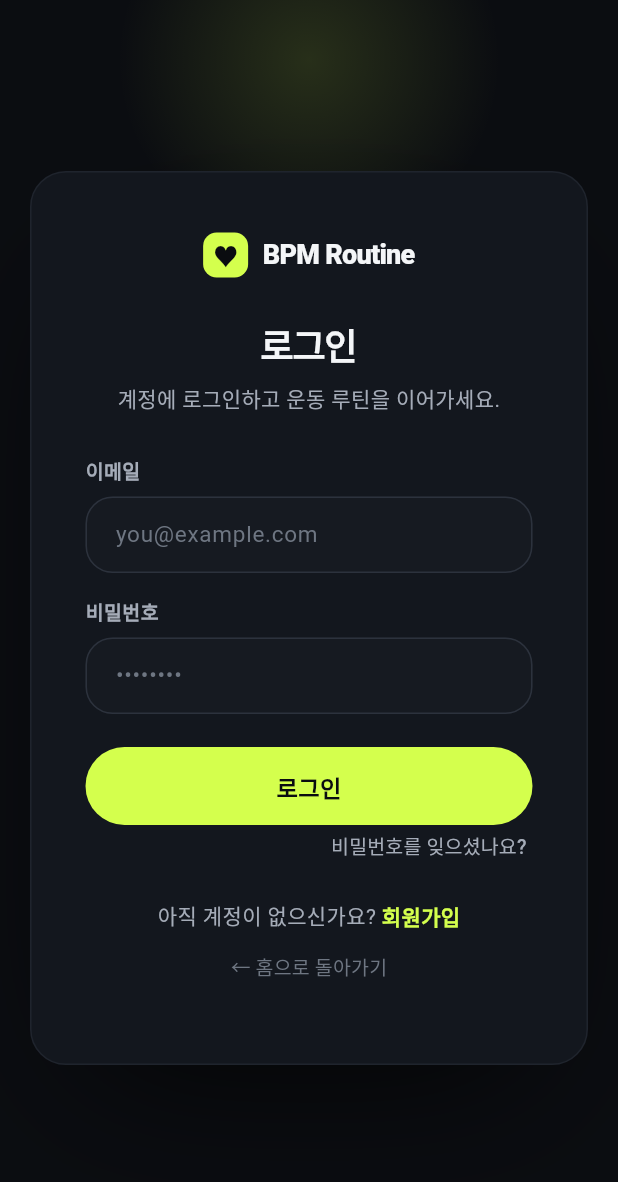
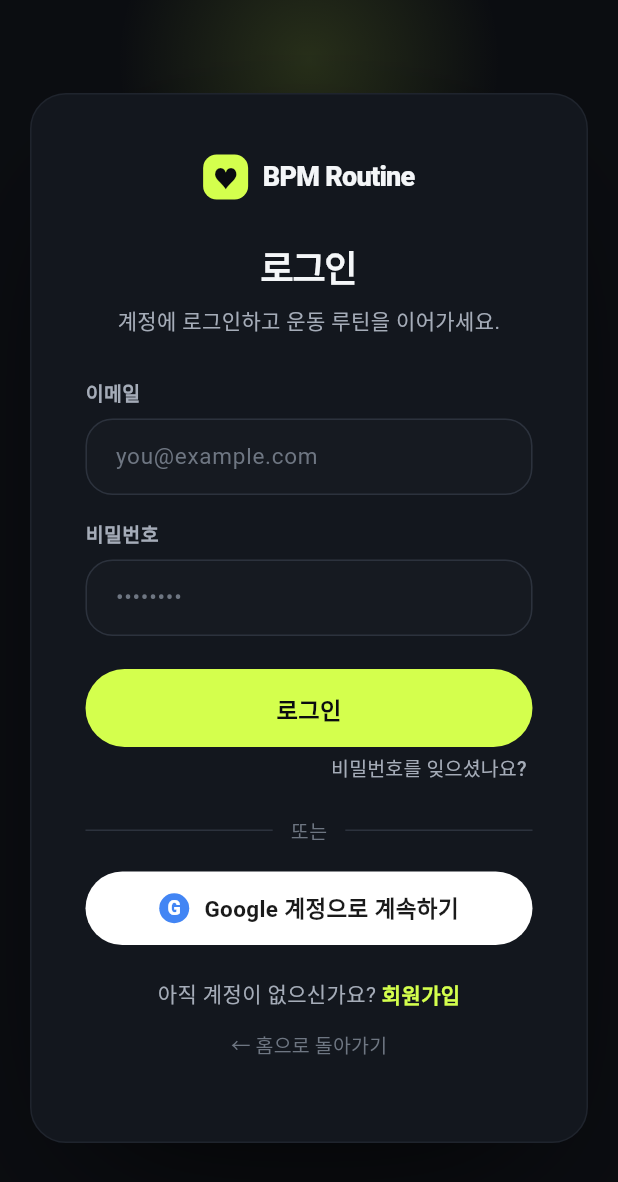
Before and after one commit to soneun0303-create/bpm_web, a Flutter app: the LoginPage screen opened by its route, on a phone screen of 412 x 824 dp. Shown: the top 1182 px of the screen. Run offline on Flutter 3.47's test engine with Material 3 defaults, Android fonts, the phone set to English and light mode, and no system bars; our stand-ins replace firebase_auth, firebase_core; accounts and stored records are empty; Roboto replaces fonts that are missing (Pretendard); statements that could not run were skipped.

Commit message:
구글 계정 로그인 추가 (웹 팝업 방식)
로그인/회원가입 화면에 'Google 계정으로 계속하기' 버튼 추가. auth.dart signInWithGoogle(signInWithPopup+GoogleAuthProvider), 팝업 관련 한국어 에러 메시지 추가. _OrDivider/_GoogleButton 공용 위젯.

Co-Authored-By: Claude Opus 4.7 (1M context) <noreply@anthropic.com>

```diff
--- a/lib/auth.dart
+++ b/lib/auth.dart
@@ -13,9 +13,19 @@ String authErrorMessage(String code) {
     'too-many-requests': '시도가 너무 많습니다. 잠시 후 다시 시도하세요.',
     'network-request-failed': '네트워크 연결을 확인하세요.',
     'operation-not-allowed':
-        '이메일/비밀번호 로그인이 비활성화되어 있습니다. Firebase 콘솔에서 사용 설정하세요.',
+        '이 로그인 방식이 비활성화되어 있습니다. Firebase 콘솔 > Authentication 에서 사용 설정하세요.',
     'configuration-not-found':
-        'Firebase 인증이 아직 설정되지 않았습니다. 콘솔 > Authentication 에서 이메일/비밀번호를 사용 설정하세요.',
+        'Firebase 인증이 아직 설정되지 않았습니다. 콘솔 > Authentication 에서 로그인 방식을 사용 설정하세요.',
+    // 구글 팝업 로그인 관련
+    'popup-closed-by-user': '로그인 창이 닫혔어요. 다시 시도해 주세요.',
+    'cancelled-popup-request': '이전 로그인 요청이 취소됐어요. 다시 시도해 주세요.',
+    'popup-blocked':
+        '브라우저가 팝업을 차단했어요. 팝업을 허용한 뒤 다시 시도해 주세요.',
+    'web-context-canceled': '로그인이 취소됐어요.',
+    'account-exists-with-different-credential':
+        '이미 다른 방식으로 가입된 이메일이에요. 기존 방식(이메일/비밀번호)으로 로그인해 주세요.',
+    'unauthorized-domain':
+        '이 도메인은 아직 Firebase 승인 도메인에 없어요. 콘솔 > Authentication > 설정 > 승인된 도메인에 추가하세요.',
   };
   return map[code] ?? '오류가 발생했습니다. ($code)';
 }
@@ -42,6 +52,13 @@ Future<UserCredential> signIn(String email, String password) async {
     throw EmailNotVerifiedException(email);
   }
   return cred;
+}
+
+/// 구글 계정으로 로그인 (웹: 팝업 방식). 구글 이메일은 이미 인증된 상태라 별도 인증 불필요.
+Future<UserCredential> signInWithGoogle() {
+  final provider = GoogleAuthProvider()
+    ..setCustomParameters({'prompt': 'select_account'});
+  return FirebaseAuth.instance.signInWithPopup(provider);
 }
 
 /// 회원가입: 계정 생성 + 인증 메일 발송 후 로그아웃 (인증 전엔 로그인 불가)
--- a/lib/auth_pages.dart
+++ b/lib/auth_pages.dart
@@ -276,6 +276,76 @@ class _AltLink extends StatelessWidget {
   }
 }
 
+class _OrDivider extends StatelessWidget {
+  const _OrDivider();
+  @override
+  Widget build(BuildContext context) {
+    return Padding(
+      padding: const EdgeInsets.symmetric(vertical: 18),
+      child: Row(
+        children: const [
+          Expanded(child: Divider(color: AppColors.borderStrong)),
+          Padding(
+            padding: EdgeInsets.symmetric(horizontal: 12),
+            child: Text('또는',
+                style: TextStyle(
+                    color: AppColors.textMuted, fontSize: 13)),
+          ),
+          Expanded(child: Divider(color: AppColors.borderStrong)),
+        ],
+      ),
+    );
+  }
+}
+
+/// 구글 로그인 버튼 (밝은 배경 + G 마크)
+class _GoogleButton extends StatelessWidget {
+  const _GoogleButton({required this.onTap, required this.loading});
+  final VoidCallback onTap;
+  final bool loading;
+
+  @override
+  Widget build(BuildContext context) {
+    return SizedBox(
+      width: double.infinity,
+      child: Material(
+        color: Colors.white,
+        borderRadius: BorderRadius.circular(999),
+        child: InkWell(
+          borderRadius: BorderRadius.circular(999),
+          onTap: loading ? null : onTap,
+          child: Padding(
+            padding: const EdgeInsets.symmetric(vertical: 13),
+            child: Row(
+              mainAxisAlignment: MainAxisAlignment.center,
+              children: [
+                Container(
+                  width: 20,
+                  height: 20,
+                  alignment: Alignment.center,
+                  decoration: const BoxDecoration(
+                      shape: BoxShape.circle, color: Color(0xFF4285F4)),
+                  child: const Text('G',
+                      style: TextStyle(
+                          color: Colors.white,
+                          fontSize: 13,
+                          fontWeight: FontWeight.w800)),
+                ),
+                const SizedBox(width: 10),
+                const Text('Google 계정으로 계속하기',
+                    style: TextStyle(
+                        color: Color(0xFF1A1A1A),
+                        fontSize: 15,
+                        fontWeight: FontWeight.w700)),
+              ],
+            ),
+          ),
+        ),
+      ),
+    );
+  }
+}
+
 // ===================== 로그인 =====================
 class LoginPage extends StatefulWidget {
   const LoginPage({super.key});
@@ -412,6 +482,30 @@ class _LoginPageState extends State<LoginPage> {
     emailCtrl.dispose();
   }
 
+  Future<void> _google() async {
+    setState(() {
+      _loading = true;
+      _msg = '';
+    });
+    try {
+      await signInWithGoogle();
+      if (!mounted) return;
+      Navigator.pushNamedAndRemoveUntil(context, '/', (_) => false);
+    } on FirebaseAuthException catch (e) {
+      setState(() {
+        _ok = false;
+        _msg = authErrorMessage(e.code);
+        _loading = false;
+      });
+    } catch (_) {
+      setState(() {
+        _ok = false;
+        _msg = 'Google 로그인 중 문제가 발생했어요. 다시 시도해 주세요.';
+        _loading = false;
+      });
+    }
+  }
+
   @override
   Widget build(BuildContext context) {
     return _AuthScaffold(
@@ -447,6 +541,8 @@ class _LoginPageState extends State<LoginPage> {
                       color: AppColors.textMid, fontSize: 13)),
             ),
           ),
+          const _OrDivider(),
+          _GoogleButton(loading: _loading, onTap: _google),
           _AltLink(
             text: '아직 계정이 없으신가요? ',
             linkText: '회원가입',
@@ -561,6 +657,30 @@ class _SignupPageState extends State<SignupPage> {
     }
   }
 
+  Future<void> _google() async {
+    setState(() {
+      _loading = true;
+      _msg = '';
+    });
+    try {
+      await signInWithGoogle();
+      if (!mounted) return;
+      Navigator.pushNamedAndRemoveUntil(context, '/', (_) => false);
+    } on FirebaseAuthException catch (e) {
+      setState(() {
+        _ok = false;
+        _msg = authErrorMessage(e.code);
+        _loading = false;
+      });
+    } catch (_) {
+      setState(() {
+        _ok = false;
+        _msg = 'Google 로그인 중 문제가 발생했어요. 다시 시도해 주세요.';
+        _loading = false;
+      });
+    }
+  }
+
   @override
   Widget build(BuildContext context) {
     return _AuthScaffold(
@@ -588,6 +708,8 @@ class _SignupPageState extends State<SignupPage> {
           const SizedBox(height: 6),
           _SubmitButton(
               label: '회원가입', loading: _loading, onTap: _submit),
+          const _OrDivider(),
+          _GoogleButton(loading: _loading, onTap: _google),
           _AltLink(
             text: '이미 계정이 있으신가요? ',
             linkText: '로그인',
```
